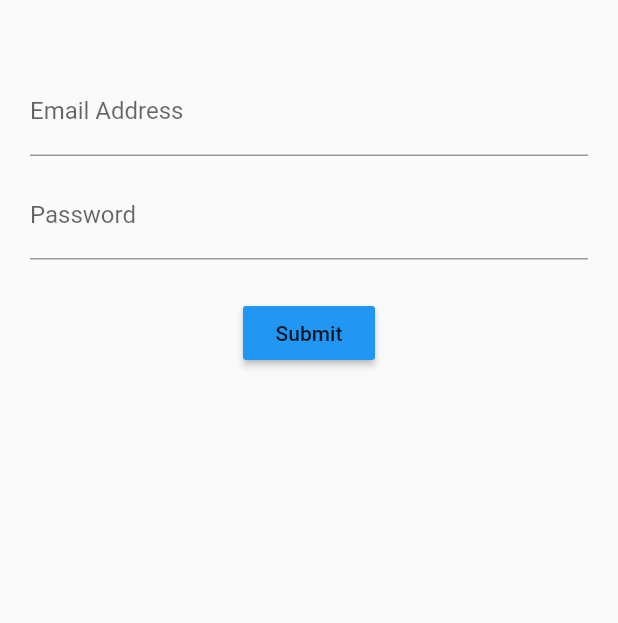
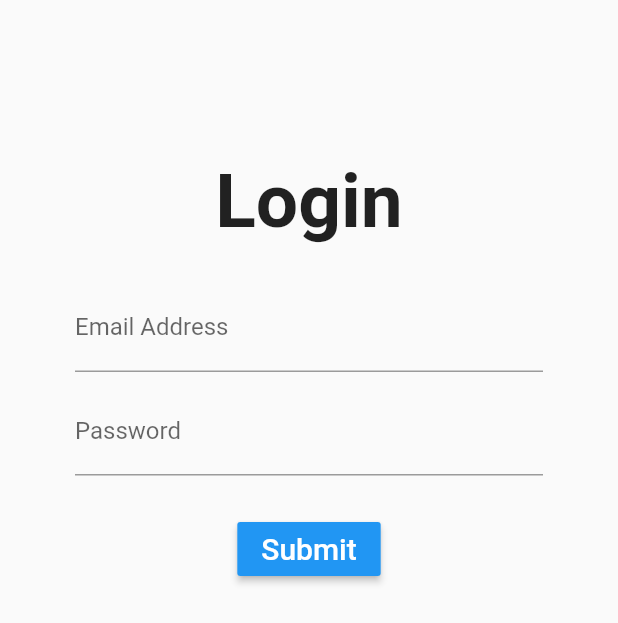
Before and after one commit to FlutterProjects/login_stateful, a Flutter app: the screen it shows after launch, on a phone screen of 412 x 824 dp. Shown: the top 623 px of the screen. Run offline on Flutter 3.47's test engine with Material 2 defaults, Android fonts, the phone set to English and light mode, and no system bars.

Commit message:
Visakh - styling - [VV]

```diff
--- a/login_stateful/lib/src/screens/login_screen.dart
+++ b/login_stateful/lib/src/screens/login_screen.dart
@@ -20,7 +20,7 @@ class LoginScreenState extends State<LoginScreen>  with ValidationMixin
 	{
 		return Container
 		(
-			margin: EdgeInsets.all(20.0),
+			margin: EdgeInsets.all(50.0),
 			child: Form
 			(
 				key: formKey,
@@ -28,6 +28,12 @@ class LoginScreenState extends State<LoginScreen>  with ValidationMixin
 				(
 					children:
 					[
+						Container(margin: EdgeInsets.only(bottom: 55.0)),
+						Text
+						(
+							"Login",
+							style: TextStyle(fontSize: 50, fontWeight: FontWeight.bold),
+						),
 						Container(margin: EdgeInsets.only(bottom: 25.0)),
 						emailField(),
 						Container(margin: EdgeInsets.only(bottom: 10.0)),
@@ -81,7 +87,11 @@ class LoginScreenState extends State<LoginScreen>  with ValidationMixin
 		return RaisedButton
 		(
 			color: Colors.blue,
-			child: Text("Submit"),
+			child: Text
+			(
+				"Submit",
+				style: TextStyle(fontSize: 20, color: Colors.white),
+			),
 			onPressed: ()
 			{
 				if (formKey.currentState.validate())
```
